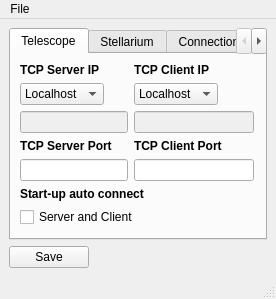
The window that UI_Files/TCPSettings.ui (AmateurRadioTelescopeSystem/RadioTelescope_Controller) describes before a commit, drawn with Qt 5.
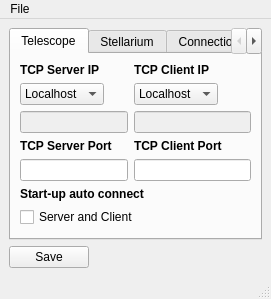
The same window after the commit.

Commit message: Added the planetary object GUI and made some improvements to other GUI windows.

Patch:
```diff
--- a/UI_Files/TCPSettings.ui
+++ b/UI_Files/TCPSettings.ui
@@ -5,14 +5,6 @@
   <property name="windowModality">
    <enum>Qt::ApplicationModal</enum>
   </property>
-  <property name="geometry">
-   <rect>
-    <x>0</x>
-    <y>0</y>
-    <width>276</width>
-    <height>291</height>
-   </rect>
-  </property>
   <property name="maximumSize">
    <size>
     <width>288</width>
@@ -516,7 +508,7 @@
     <rect>
      <x>0</x>
      <y>0</y>
-     <width>276</width>
+     <width>284</width>
      <height>21</height>
     </rect>
    </property>
```
The commit also changes 5 other files.
